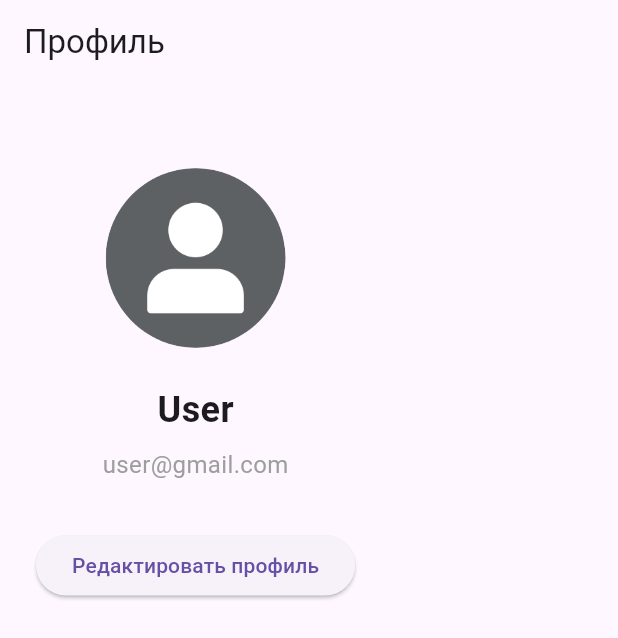
After one commit to SebrianFoxy/Fakegram, a Flutter app: the ProfilePage screen opened by its route, on a phone screen of 412 x 824 dp. The commit adds this screen. Shown: the top 638 px of the screen. Run offline on Flutter 3.47's test engine with Material 3 defaults, Android fonts, the phone set to English and light mode, and no system bars; our stand-ins replace flutter_riverpod, freezed_annotation, go_router, riverpod_annotation; missing offline and left inert: window_manager.

Commit message:
feat: implement user details page

```diff
--- a/frontend/lib/main.dart
+++ b/frontend/lib/main.dart
@@ -1,12 +1,10 @@
-import 'dart:io';
+import 'package:fakegram/presenter/messages/page/profile.dart';
 
 import 'presenter/messages/page/messages.dart';
-import 'package:flutter/foundation.dart';
 import 'package:flutter/material.dart';
 import 'package:go_router/go_router.dart';
 import 'package:flutter_riverpod/flutter_riverpod.dart';
 import 'package:window_manager/window_manager.dart';
-
 
 Future<void> main() async {
   WidgetsFlutterBinding.ensureInitialized();
@@ -23,7 +21,9 @@ Future<void> main() async {
     await windowManager.focus();
   });
 
-  runApp(ProviderScope(child: Fakegram(),));
+  runApp(ProviderScope(
+    child: Fakegram(),
+  ));
 }
 
 enum AppRoute {
@@ -39,6 +39,20 @@ final GoRouter _router = GoRouter(
       pageBuilder: (context, state) => CustomTransitionPage<void>(
         key: state.pageKey,
         child: const MessagesPage(),
+        transitionsBuilder: (context, animation, secondaryAnimation, child) {
+          return FadeTransition(
+            opacity: animation,
+            child: child,
+          );
+        },
+      ),
+    ),
+    GoRoute(
+      path: '/profile',
+      name: 'profile',
+      pageBuilder: (context, state) => CustomTransitionPage<void>(
+        key: state.pageKey,
+        child: const ProfilePage(),
         transitionsBuilder: (context, animation, secondaryAnimation, child) {
           return FadeTransition(
             opacity: animation,
--- a/frontend/lib/presenter/messages/notifier/messages_notifier.dart
+++ b/frontend/lib/presenter/messages/notifier/messages_notifier.dart
@@ -1,5 +1,3 @@
-import 'package:flutter_riverpod/flutter_riverpod.dart';
-import 'package:flutter/cupertino.dart';
 import 'package:freezed_annotation/freezed_annotation.dart';
 import 'package:riverpod_annotation/riverpod_annotation.dart';
 
--- a/frontend/lib/presenter/messages/page/messages.dart
+++ b/frontend/lib/presenter/messages/page/messages.dart
@@ -1,4 +1,5 @@
 import 'package:flutter/material.dart';
+import 'package:go_router/go_router.dart';
 
 class MessagesPage extends StatefulWidget {
   const MessagesPage({super.key});
@@ -44,6 +45,28 @@ class _MessagesPageState extends State<MessagesPage> {
     return Scaffold(
       appBar: AppBar(
         title: Text('Чат'),
+        actions: [
+          PopupMenuButton<String>(
+            icon: CircleAvatar(
+              backgroundImage: AssetImage('assets/default-avatar.png'),
+            ),
+            onSelected: (value) {
+              if (value == 'profile') {
+                context.push('/profile');
+              } else if (value == 'logout') {}
+            },
+            itemBuilder: (context) => [
+              PopupMenuItem(
+                value: 'profile',
+                child: Text('Профиль'),
+              ),
+              PopupMenuItem(
+                value: 'logout',
+                child: Text('Выйти'),
+              ),
+            ],
+          ),
+        ],
       ),
       body: Column(
         children: [
@@ -74,7 +97,8 @@ class _MessagesPageState extends State<MessagesPage> {
                       ),
                       filled: true,
                       fillColor: Colors.grey.shade200,
-                      contentPadding: const EdgeInsets.symmetric(horizontal: 16, vertical: 12),
+                      contentPadding: const EdgeInsets.symmetric(
+                          horizontal: 16, vertical: 12),
                     ),
                     onSubmitted: (_) => _sendMessage(),
                     textInputAction: TextInputAction.send,
--- /dev/null
+++ b/frontend/lib/presenter/messages/page/profile.dart
@@ -0,0 +1,42 @@
+import 'package:flutter/material.dart';
+
+class ProfilePage extends StatelessWidget {
+  const ProfilePage({super.key});
+
+  @override
+  Widget build(BuildContext context) {
+    const String userName = "User";
+    const String userEmail = 'user@gmail.com';
+    const String avatar = 'assets/default-avatar.png';
+
+    return Scaffold(
+        appBar: AppBar(title: const Text('Профиль')),
+        body: Padding(
+            padding: const EdgeInsets.all(24.0),
+            child: Column(
+              crossAxisAlignment: CrossAxisAlignment.center,
+              children: [
+                const SizedBox(height: 32),
+                CircleAvatar(radius: 60, backgroundImage: AssetImage(avatar)),
+                const SizedBox(height: 24),
+                Text(
+                  userName,
+                  style: const TextStyle(
+                      fontSize: 24, fontWeight: FontWeight.bold),
+                ),
+                const SizedBox(height: 8),
+                Text(
+                  userEmail,
+                  style: const TextStyle(fontSize: 16, color: Colors.grey),
+                ),
+                const SizedBox(height: 32),
+                ElevatedButton(
+                  onPressed: () {
+                    // todo
+                  },
+                  child: const Text('Редактировать профиль'),
+                ),
+              ],
+            )));
+  }
+}
```
Also changed, not shown: frontend/pubspec.yaml (+5 -5 lines), frontend/assets/default-avatar.png (added), frontend/pubspec.lock.
